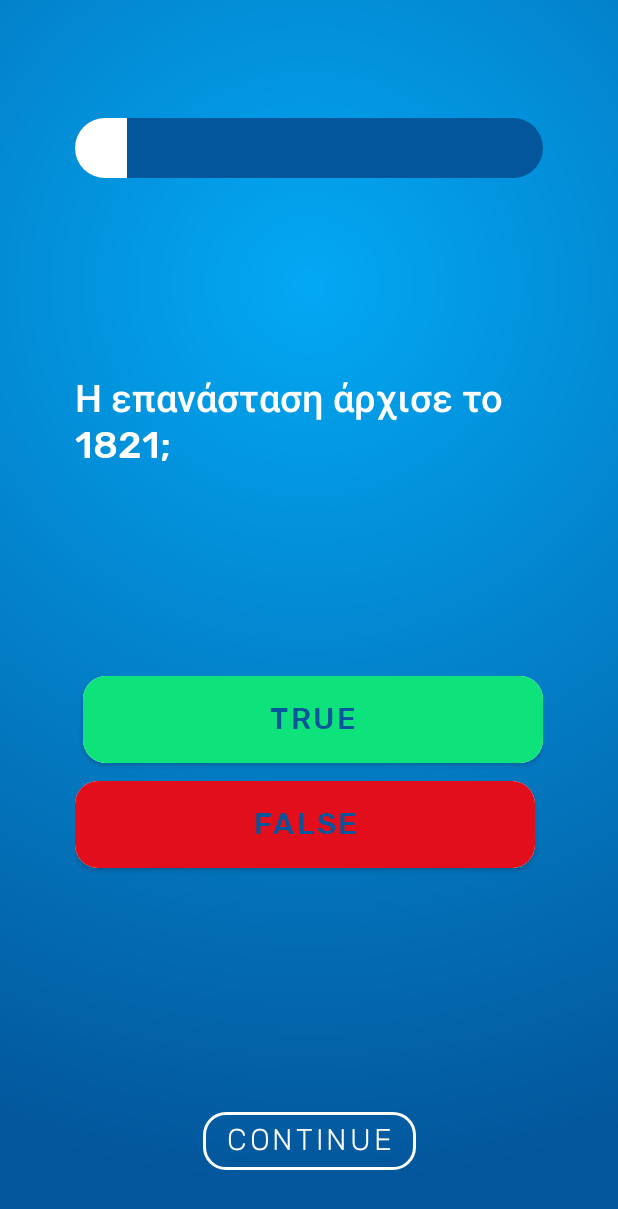
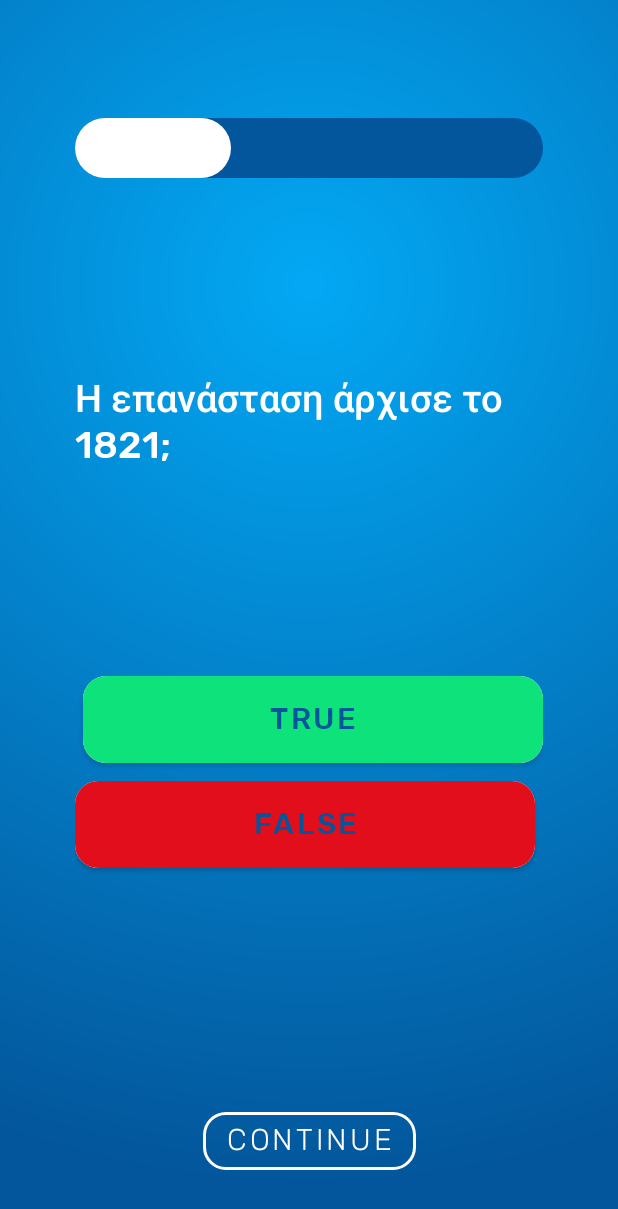
Before and after one commit to LoukasPap/Greek-History-Quizz-App, an Android app: the QuizQuestionActivity screen opened directly, with no data from a screen before it, after a tap on "FALSE", on a phone screen of 412 x 824 dp. Shown: the top 1209 px of the screen. Run offline under Robolectric (Android 15) with nearby library versions, the phone set to English and light mode, and no system bars; our stand-ins replace Firebase (no records; nobody signed in at launch, a user with empty details on screens opened directly); 2 other taps on this screen came first.

Commit message:
Fix animation of progress bar

```diff
--- a/app/src/main/java/com/example/quapp/QuizQuestionActivity.kt
+++ b/app/src/main/java/com/example/quapp/QuizQuestionActivity.kt
@@ -148,7 +148,8 @@ class QuizQuestionActivity : AppCompatActivity(), View.OnClickListener {
     private fun uploadToFirestore(match: Match) {
         val mid = matchIdGenerator()
 
-        db.collection("matches").document(mid).set(match).addOnCompleteListener(this) { task ->
+        db.collection("matches").document(mid).set(match)
+            .addOnCompleteListener(this) { task ->
                 if (task.isSuccessful) {
                     Log.d("quiz", "createMatch:success")
                 } else {
@@ -192,9 +193,9 @@ class QuizQuestionActivity : AppCompatActivity(), View.OnClickListener {
     }
 
     private fun animateProgressBar() {
-        progressBar.max = questionList!!.size*60
-        var anim = ProgressBarAnimation(progressBar, (currentPos-1)*60F, (currentPos)*60F)
-        anim.duration = 600
+        progressBar.max = questionList!!.size*100
+        var anim = ProgressBarAnimation(progressBar, (currentPos-1)*100F, (currentPos)*100F)
+        anim.duration = 1000
         progressBar.startAnimation(anim)
     }
 
--- a/app/src/main/res/drawable/game_progress_bar.xml
+++ b/app/src/main/res/drawable/game_progress_bar.xml
@@ -8,12 +8,10 @@
     </item>
     <item android:id="@android:id/progress">
         <scale android:scaleWidth="100%">
-            <clip>
-                    <shape android:shape="rectangle">
-                        <solid android:color="@color/white"/>
-                        <corners android:radius="40dp"/>
-                    </shape>
-            </clip>
+            <shape android:shape="rectangle">
+                <solid android:color="@color/white"/>
+                <corners android:radius="40dp"/>
+            </shape>
         </scale>
     </item>
 </layer-list>
```
